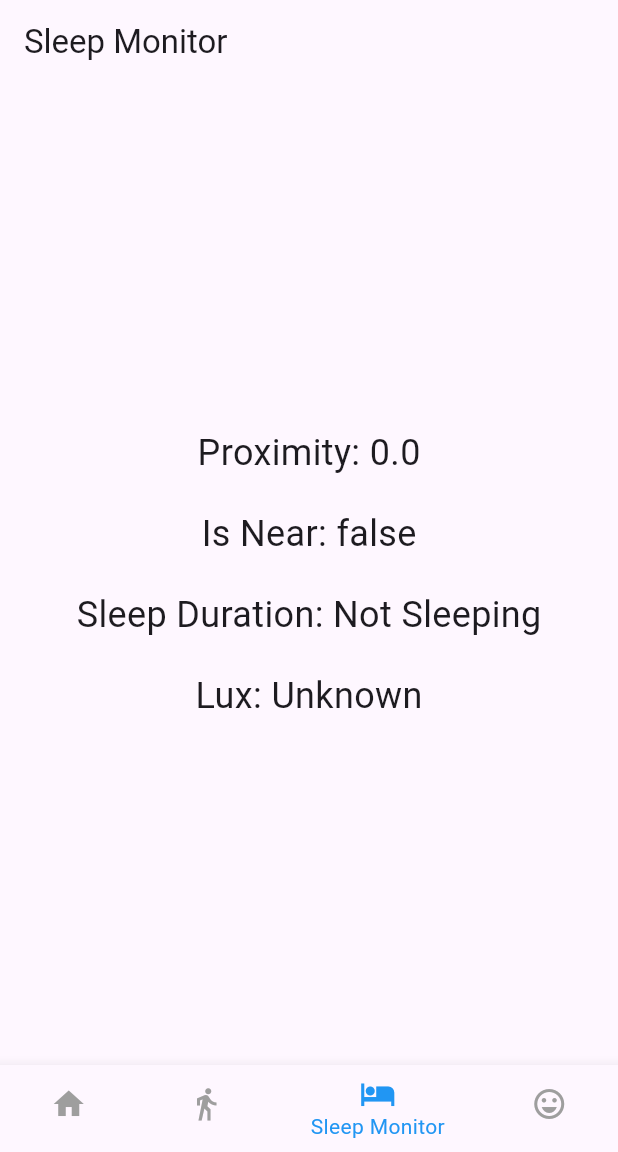
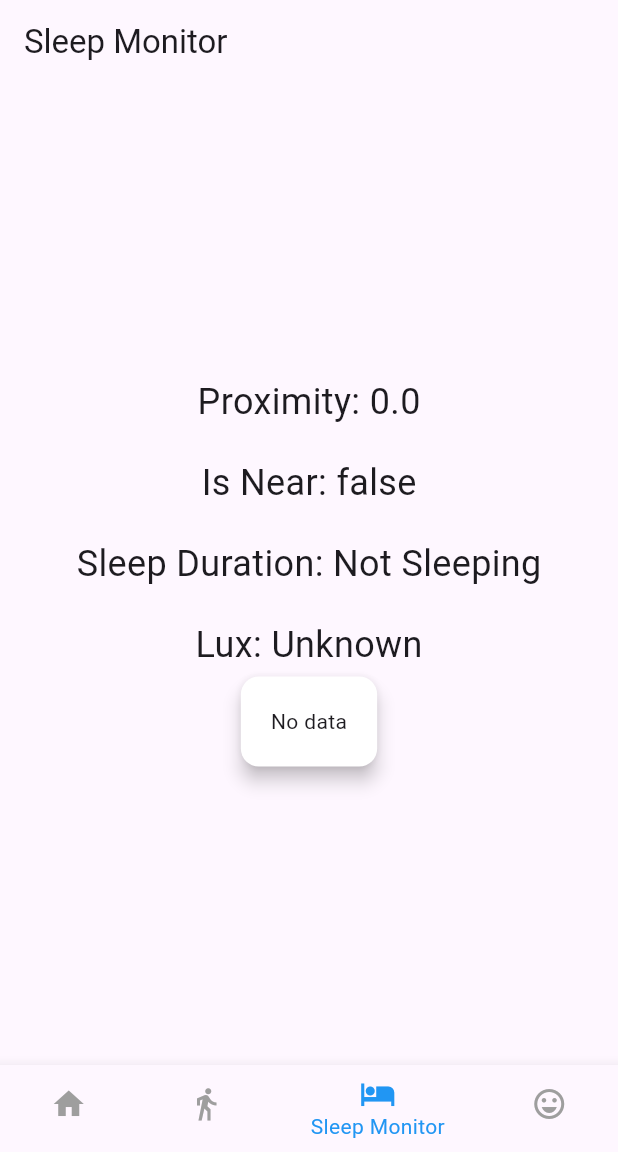
Before and after one commit to imshaaz21/Health_Companion_App, a Flutter app: the screen it shows after launch, item 3 of the bottom bar chosen, on a phone screen of 412 x 824 dp, the part 84-1236 px from its top. Run offline on Flutter 3.47's test engine with Material 3 defaults, Android fonts, the phone set to English and light mode, and no system bars; our stand-ins replace sensors_plus; missing offline and left inert: light, proximity_sensor.

Commit message:
Add accelerometer functionality to Sleep Monitor Screen

```diff
--- a/lib/screens/sleep_monitor_screen.dart
+++ b/lib/screens/sleep_monitor_screen.dart
@@ -3,15 +3,16 @@ import 'package:flutter/foundation.dart' as foundation;
 import 'dart:async';
 import 'package:light/light.dart';
 import 'package:proximity_sensor/proximity_sensor.dart';
+import 'package:sensors_plus/sensors_plus.dart';
 
 class SleepMonitorScreen extends StatefulWidget {
   const SleepMonitorScreen({super.key});
 
   @override
-  State<SleepMonitorScreen> createState() => _SleepMonitorScreenState();
+  State<SleepMonitorScreen> createState() => Accelerometer();
 }
 
-class _SleepMonitorScreenState extends State<SleepMonitorScreen> {
+class Accelerometer extends State<SleepMonitorScreen> {
   bool _isNear = false;
   double _proximity = 0.0;
   late StreamSubscription<dynamic> _streamSubscription;
@@ -21,6 +22,10 @@ class _SleepMonitorScreenState extends State<SleepMonitorScreen> {
   String _luxString = 'Unknown';
   Light? _light;
   StreamSubscription? _subscription;
+
+  // Accelerometer  subscription
+  List<AccelerometerEvent> _accelerometerValues = [];
+  late StreamSubscription<AccelerometerEvent> _accelerometerSubscription;
 
   void onData(int luxValue) async {
     debugPrint("Lux value: $luxValue");
@@ -47,12 +52,20 @@ class _SleepMonitorScreenState extends State<SleepMonitorScreen> {
     super.initState();
     listenSensor();
     startListeningLight();
+
+    _accelerometerSubscription = accelerometerEventStream().listen((event) {
+      setState(() {
+        // Update the _accelerometerValues list with the latest event
+        _accelerometerValues = [event];
+      });
+    });
   }
 
   @override
   void dispose() {
     super.dispose();
     _streamSubscription.cancel();
+    _accelerometerSubscription.cancel();
   }
 
   Future<void> listenSensor() async {
@@ -77,12 +90,15 @@ class _SleepMonitorScreenState extends State<SleepMonitorScreen> {
           } else {
             // Check if sleep duration is more than one hour
             if (_sleepStartTime != null &&
-            DateTime.now().difference(_sleepStartTime!) >= Duration(seconds: 10)) {
+                DateTime.now().difference(_sleepStartTime!) >=
+                    const Duration(seconds: 10)) {
               // Person is sleeping for more than one hour
               // Consider it as sleeping
               // Perform your logic here, for example, show sleep duration
-          Duration sleepDuration = DateTime.now().difference(_sleepStartTime!);
-          debugPrint('Person is sleeping for more than one hour: $sleepDuration');
+              Duration sleepDuration =
+                  DateTime.now().difference(_sleepStartTime!);
+              debugPrint(
+                  'Person is sleeping for more than one hour: $sleepDuration');
               setState(() {
                 _sleepDuration = sleepDuration.inSeconds;
               });
@@ -99,7 +115,9 @@ class _SleepMonitorScreenState extends State<SleepMonitorScreen> {
   }
 
   @override
-  Widget build(BuildContext context) { // Minimum sleep time
+  Widget build(BuildContext context) {
+    // Minimum sleep time
+    debugPrint(_accelerometerValues.toString());
 
     return Scaffold(
       appBar: AppBar(
@@ -132,6 +150,28 @@ class _SleepMonitorScreenState extends State<SleepMonitorScreen> {
                     'Lux: $_luxString',
                     style: const TextStyle(fontSize: 24),
                   ),
+                  Card(
+                      color: Colors.white,
+                      elevation: 5,
+                      child: Padding(
+                        padding: const EdgeInsets.all(20.0),
+                        child: Builder(builder: (context) {
+                          if (_accelerometerValues.isNotEmpty) {
+                            final AccelerometerEvent event =
+                                _accelerometerValues.first;
+                            return Column(
+                              children: <Widget>[
+                                const Text('Accelerometer:'),
+                                Text('X: ${event.x}'),
+                                Text('Y: ${event.y}'),
+                                Text('Z: ${event.z}'),
+                              ],
+                            );
+                          } else {
+                            return const Text('No data');
+                          }
+                        }),
+                      ))
                 ],
               ),
             ),
```
Lines whose indentation alone changed are shown as unchanged.
